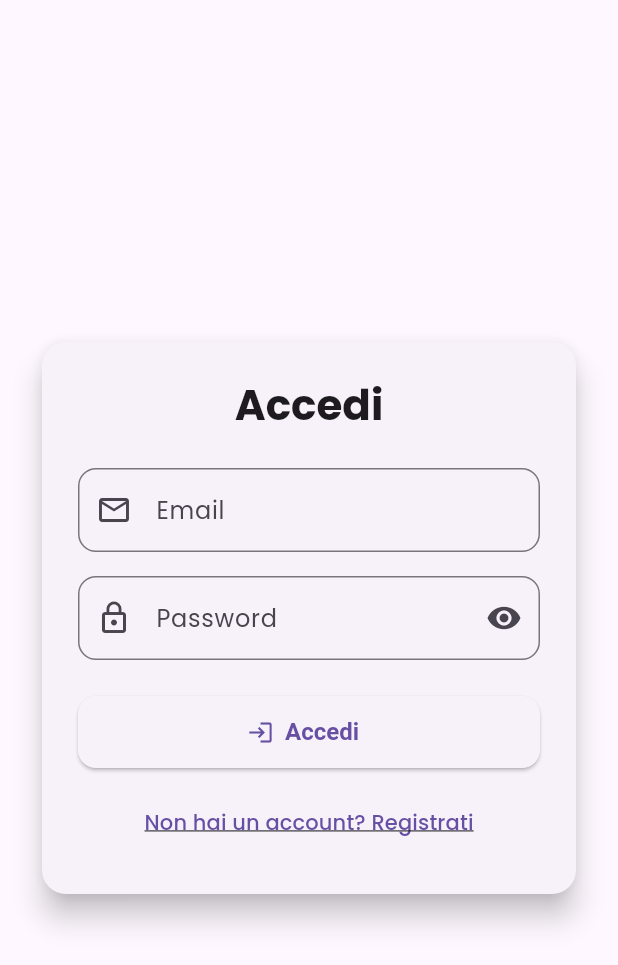
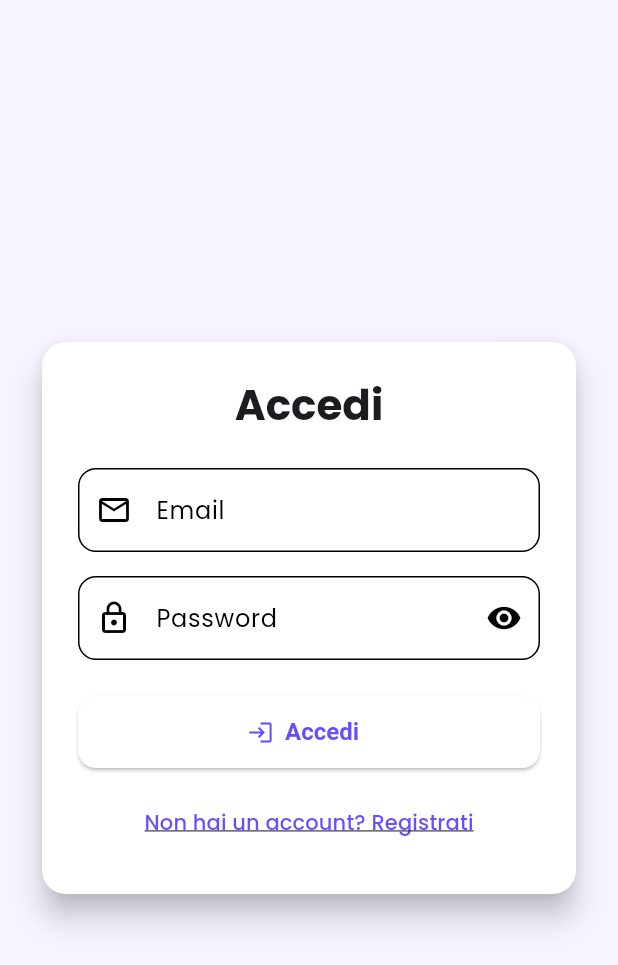
Before and after one commit to fabio96-dot/travelsage, a Flutter app: the screen it shows after launch, on a phone screen of 412 x 824 dp. Shown: the top 965 px of the screen. Run offline on Flutter 3.47's test engine with Material 3 defaults, Android fonts, the light colour scheme and no system bars; our stand-ins replace firebase_analytics, firebase_auth, firebase_core, firebase_crashlytics, fl_chart, flutter_dotenv and 7 more; missing offline and left inert: dart:js; accounts and stored records are empty.

Commit message:
tema chiaro e scuro

```diff
--- a/lib/main.dart
+++ b/lib/main.dart
@@ -23,6 +23,7 @@ import 'package:firebase_analytics/firebase_analytics.dart';
 import 'package:firebase_crashlytics/firebase_crashlytics.dart';
 import 'dart:js' as js;
 import 'app_wrapper.dart';
+import 'theme/app_themes.dart';
 
 
 void main() async {
@@ -198,16 +199,8 @@ class TravelSageApp extends StatelessWidget {
 
     return MaterialApp(
       title: 'TravelSage',
-      theme: ThemeData(
-        primarySwatch: Colors.indigo,
-        brightness: Brightness.light,
-        textTheme: GoogleFonts.poppinsTextTheme(),
-      ),
-      darkTheme: ThemeData(
-        brightness: Brightness.dark,
-        primarySwatch: Colors.indigo,
-        textTheme: GoogleFonts.poppinsTextTheme(ThemeData.dark().textTheme),
-      ),
+      theme: AppThemes.lightTheme,              // 👈 nuovo tema chiaro
+      darkTheme: AppThemes.darkTheme,           // 👈 nuovo tema scuro
       themeMode: themeProvider.isDarkMode ? ThemeMode.dark : ThemeMode.light,
       home: StreamBuilder<User?>(
         stream: FirebaseAuth.instance.authStateChanges(),
--- /dev/null
+++ b/lib/theme/app_themes.dart
@@ -0,0 +1,64 @@
+import 'package:flutter/material.dart';
+import 'package:google_fonts/google_fonts.dart';
+
+class AppThemes {
+  static ThemeData get lightTheme {
+    return ThemeData(
+      brightness: Brightness.light,
+      scaffoldBackgroundColor: const Color(0xFFF7F3FF),
+      primaryColor: const Color(0xFF6A4DFF),
+      cardColor: Colors.white,
+      textTheme: GoogleFonts.poppinsTextTheme(), // ✅ CORRETTO QUI
+      colorScheme: const ColorScheme.light(
+        primary: Color(0xFF6A4DFF),
+        onPrimary: Colors.white,
+        secondary: Color(0xFFD1C4E9),
+        onSecondary: Colors.black,
+        background: Color(0xFFF7F3FF),
+        onBackground: Colors.black,
+        surface: Colors.white,
+        onSurface: Colors.black,
+      ),
+      appBarTheme: const AppBarTheme(
+        backgroundColor: Colors.transparent,
+        foregroundColor: Colors.black,
+        elevation: 0,
+      ),
+      inputDecorationTheme: InputDecorationTheme(
+        filled: true,
+        fillColor: Colors.white,
+        border: OutlineInputBorder(borderRadius: BorderRadius.circular(12)),
+      ),
+    );
+  }
+
+  static ThemeData get darkTheme {
+    return ThemeData(
+      brightness: Brightness.dark,
+      scaffoldBackgroundColor: const Color(0xFF121212),
+      primaryColor: const Color(0xFF8A7EFF),
+      cardColor: const Color(0xFF1E1E1E),
+      textTheme: GoogleFonts.poppinsTextTheme(ThemeData.dark().textTheme), // ✅ CORRETTO QUI
+      colorScheme: const ColorScheme.dark(
+        primary: Color(0xFF8A7EFF),
+        onPrimary: Colors.white,
+        secondary: Color(0xFFB39DDB),
+        onSecondary: Colors.white,
+        background: Color(0xFF121212),
+        onBackground: Colors.white,
+        surface: Color(0xFF1E1E1E),
+        onSurface: Colors.white,
+      ),
+      appBarTheme: const AppBarTheme(
+        backgroundColor: Colors.transparent,
+        foregroundColor: Colors.white,
+        elevation: 0,
+      ),
+      inputDecorationTheme: InputDecorationTheme(
+        filled: true,
+        fillColor: const Color(0xFF1E1E1E),
+        border: OutlineInputBorder(borderRadius: BorderRadius.circular(12)),
+      ),
+    );
+  }
+}
--- a/pubspec.yaml
+++ b/pubspec.yaml
@@ -31,6 +31,7 @@ dependencies:
   firebase_analytics: ^10.10.7
   firebase_crashlytics: ^3.5.7
   uuid: ^3.0.7
+  flutter_staggered_animations: ^1.1.1
 
 dev_dependencies:
   flutter_test:
```
Also changed, not shown: lib/pages/aggiungi_attivita_page.dart (+100 -21 lines), lib/pages/giorno_itinerario_page.dart (+55 -46 lines), pubspec.lock.
